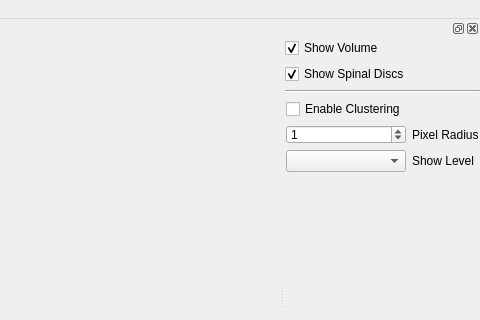
Before: the Qt Designer form Applications/ButtonClusters/Resources/UI/msvQButtonClustersMainWindow.ui in MSV-Project/MSVTK, drawn with Qt 5; both pictures show x 204 to 684 and y 0 to 320 of the 684 by 599 pixel window.
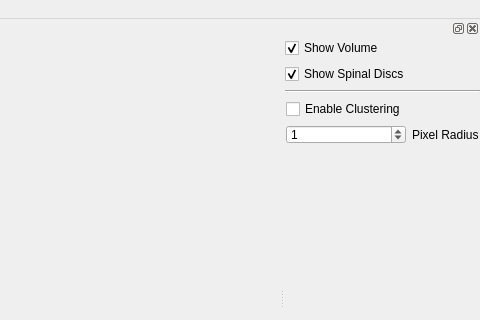
After: the same form once the commit is applied. Icons and pictures are not drawn. Custom widgets are drawn as their Qt base class.

Patch:
```diff
--- a/Applications/ButtonClusters/Resources/UI/msvQButtonClustersMainWindow.ui
+++ b/Applications/ButtonClusters/Resources/UI/msvQButtonClustersMainWindow.ui
@@ -100,7 +100,7 @@
       </widget>
      </item>
      <item>
-      <layout class="QGridLayout" name="gridLayout" rowstretch="0,0,0">
+      <layout class="QGridLayout" name="gridLayout" rowstretch="0,0">
        <property name="sizeConstraint">
         <enum>QLayout::SetNoConstraint</enum>
        </property>
@@ -145,26 +145,6 @@
          </property>
         </widget>
        </item>
-       <item row="2" column="0">
-        <widget class="QComboBox" name="ShowLevel">
-         <property name="currentIndex">
-          <number>-1</number>
-         </property>
-         <property name="frame">
-          <bool>true</bool>
-         </property>
-         <property name="modelColumn">
-          <number>0</number>
-         </property>
-        </widget>
-       </item>
-       <item row="2" column="1">
-        <widget class="QLabel" name="ShowLevelLabel">
-         <property name="text">
-          <string>Show Level</string>
-         </property>
-        </widget>
-       </item>
        <item row="0" column="0">
         <widget class="QCheckBox" name="EnableClustering">
          <property name="text">
```
